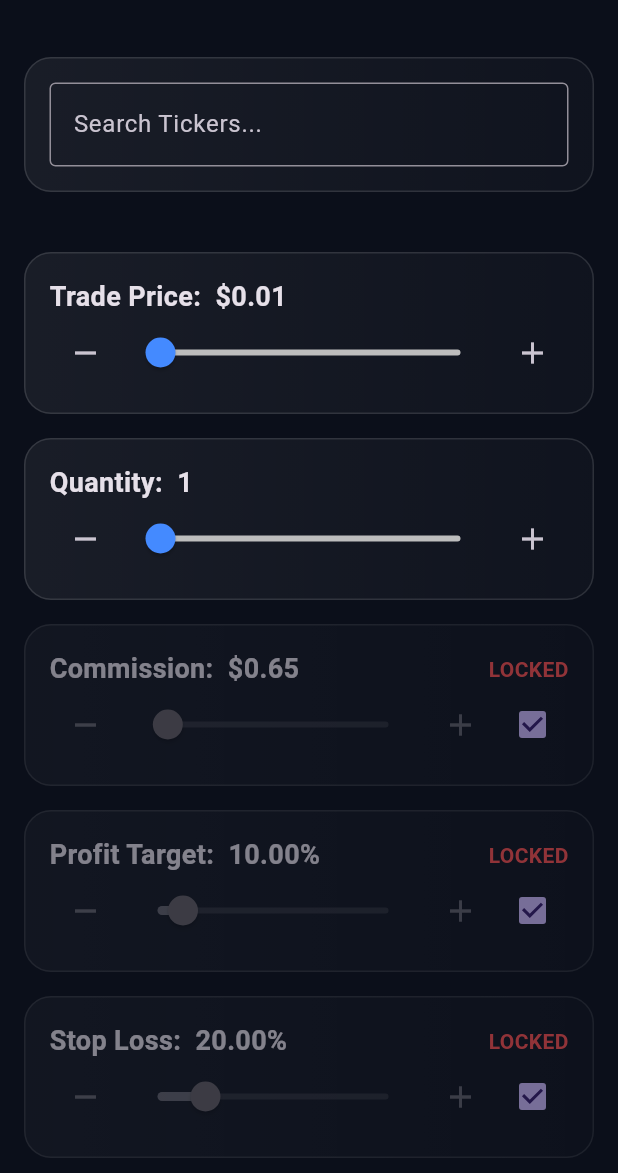
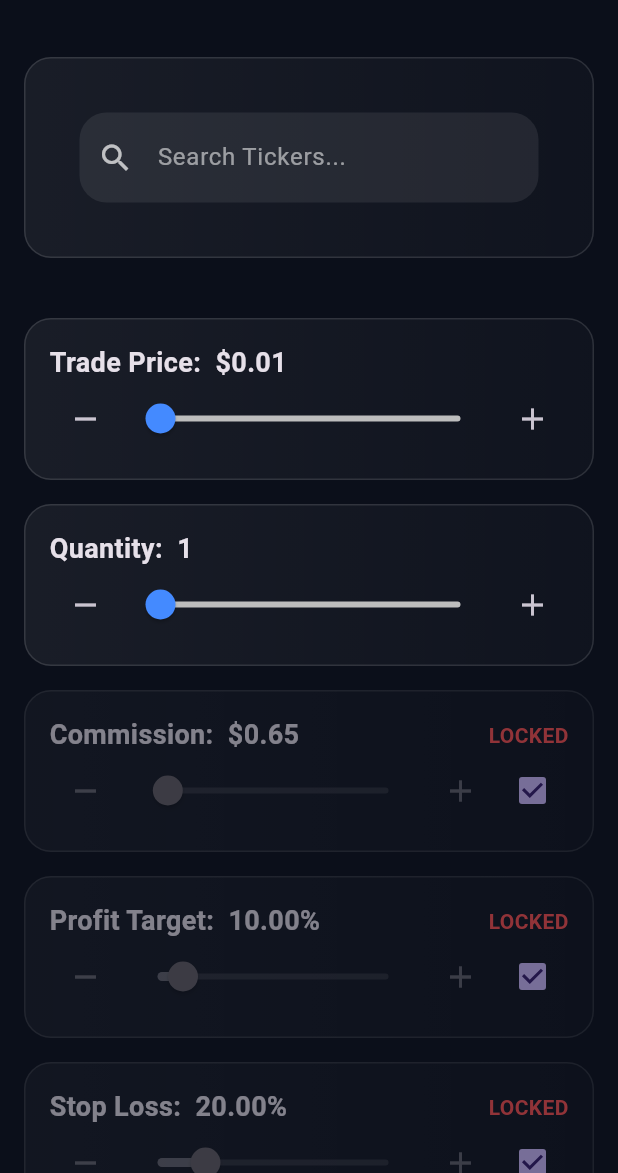
Before and after one commit to ransel2016/Investep, a Flutter app: the screen it shows after launch, on a phone screen of 412 x 824 dp, the part 63-1236 px from its top. Run offline on Flutter 3.47's test engine with Material 3 defaults, Android fonts, the phone set to English and light mode, and no system bars; our stand-ins replace csv; network calls fail.

Commit message:
Autocomplete Design

```diff
--- a/lib/main.dart
+++ b/lib/main.dart
@@ -565,12 +565,16 @@ class _CalculatorPageState extends State<CalculatorPage> {
           children: [
             // ---------- BUSCADOR DE EMPRESAS ----------
             glassCard(
-              Column(
+              Padding(
+                padding: const EdgeInsets.all(20),
+                child: Column(
+                  crossAxisAlignment: CrossAxisAlignment.stretch,
                   children: [
                     loading
-                      ? const CircularProgressIndicator()
+                        ? const Center(child: CircularProgressIndicator())
                         : Autocomplete<String>(
-                          optionsBuilder: (TextEditingValue textEditingValue) {
+                            optionsBuilder:
+                                (TextEditingValue textEditingValue) {
                                   if (textEditingValue.text == '') {
                                     return const Iterable<String>.empty();
                                   }
@@ -602,30 +606,76 @@ class _CalculatorPageState extends State<CalculatorPage> {
                                   focusNode,
                                   onEditingComplete,
                                 ) {
+                                  final isDark =
+                                      Theme.of(context).brightness ==
+                                      Brightness.dark;
+
                                   return TextField(
                                     controller: controller,
                                     focusNode: focusNode,
-                                  decoration: const InputDecoration(
-                                    labelText: "Search Tickers...",
-                                    border: OutlineInputBorder(),
+                                    style: TextStyle(
+                                      fontSize: 16,
+                                      color: isDark
+                                          ? Colors.white
+                                          : Colors.black,
+                                    ),
+                                    cursorColor: Theme.of(
+                                      context,
+                                    ).colorScheme.primary,
+                                    decoration: InputDecoration(
+                                      hintText: "Search Tickers...",
+                                      hintStyle: TextStyle(
+                                        color: isDark
+                                            ? Colors.white54
+                                            : Colors.black45,
+                                      ),
+                                      prefixIcon: Icon(
+                                        Icons.search,
+                                        color: isDark
+                                            ? Colors.white70
+                                            : Colors.black54,
+                                      ),
+                                      filled: true,
+                                      fillColor: isDark
+                                          ? Colors.white.withOpacity(0.08)
+                                          : Colors.black.withOpacity(0.05),
+                                      contentPadding:
+                                          const EdgeInsets.symmetric(
+                                            vertical: 18,
+                                            horizontal: 20,
+                                          ),
+                                      border: OutlineInputBorder(
+                                        borderRadius: BorderRadius.circular(18),
+                                        borderSide: BorderSide.none,
+                                      ),
                                     ),
                                   );
                                 },
                           ),
+
                     if (seleccionada != null)
                       Padding(
-                      padding: const EdgeInsets.only(top: 12),
-                      child: Text(
+                        padding: const EdgeInsets.only(top: 18),
+                        child: Column(
+                          crossAxisAlignment: CrossAxisAlignment.center,
+                          children: [
+                            // 🔹 PRICE RANGE (1 línea)
+                            Text(
                               "Price Range: "
-                        "\$${(rangosEmpresas[seleccionada]![0] * 100).toStringAsFixed(2)} - "
+                              "\$${(rangosEmpresas[seleccionada]![0] * 100).toStringAsFixed(2)}"
+                              " - "
                               "\$${(rangosEmpresas[seleccionada]![1] * 100).toStringAsFixed(2)}",
-                        style: const TextStyle(fontSize: 16),
+                              textAlign: TextAlign.center,
+                              style: const TextStyle(
+                                fontSize: 16,
+                                fontWeight: FontWeight.w600,
                               ),
                             ),
-                  if (seleccionada != null)
-                    Padding(
-                      padding: const EdgeInsets.only(top: 8),
-                      child: Builder(
+
+                            const SizedBox(height: 8),
+
+                            // 🔹 EARNINGS (1 línea)
+                            Builder(
                               builder: (context) {
                                 Color color = Colors.grey;
                                 String displayText = "";
@@ -639,7 +689,8 @@ class _CalculatorPageState extends State<CalculatorPage> {
                                     DateTime(now.year, now.month, now.day),
                                   )) {
                                     displayText =
-                                  "Earnings passed: ${earningsFecha!.month.toString().padLeft(2, '0')}/"
+                                        "Earnings Passed: "
+                                        "${earningsFecha!.month.toString().padLeft(2, '0')}/"
                                         "${earningsFecha!.day.toString().padLeft(2, '0')}/"
                                         "${earningsFecha!.year}";
                                     color = Colors.grey;
@@ -647,25 +698,29 @@ class _CalculatorPageState extends State<CalculatorPage> {
                                     final difference = earningsFecha!
                                         .difference(now)
                                         .inDays;
+
                                     displayText =
-                                  "Earnings: ${earningsFecha!.month.toString().padLeft(2, '0')}/"
+                                        "Next Earnings: "
+                                        "${earningsFecha!.month.toString().padLeft(2, '0')}/"
                                         "${earningsFecha!.day.toString().padLeft(2, '0')}/"
-                                  "${earningsFecha!.year} ($difference days)";
+                                        "${earningsFecha!.year} • $difference days";
 
-                              if (difference < 7)
+                                    if (difference < 7) {
                                       color = Colors.red;
-                              else if (difference < 30)
+                                    } else if (difference < 30) {
                                       color = Colors.orange;
-                              else
+                                    } else {
                                       color = Colors.green;
                                     }
+                                  }
                                 } else {
-                            displayText = "Earnings passed";
+                                  displayText = "Earnings Passed";
                                   color = Colors.grey;
                                 }
 
                                 return Text(
                                   displayText,
+                                  textAlign: TextAlign.center,
                                   style: TextStyle(
                                     fontSize: 14,
                                     fontWeight: FontWeight.bold,
@@ -674,8 +729,11 @@ class _CalculatorPageState extends State<CalculatorPage> {
                                 );
                               },
                             ),
+                          ],
+                        ),
                       ),
                   ],
+                ),
               ),
             ),
 
```
Lines whose indentation alone changed are shown as unchanged.
